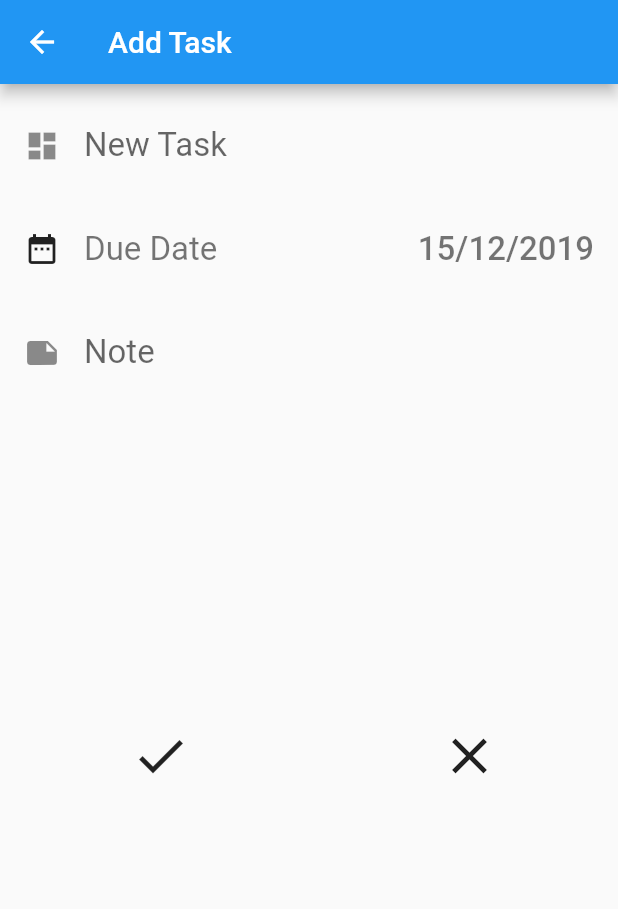
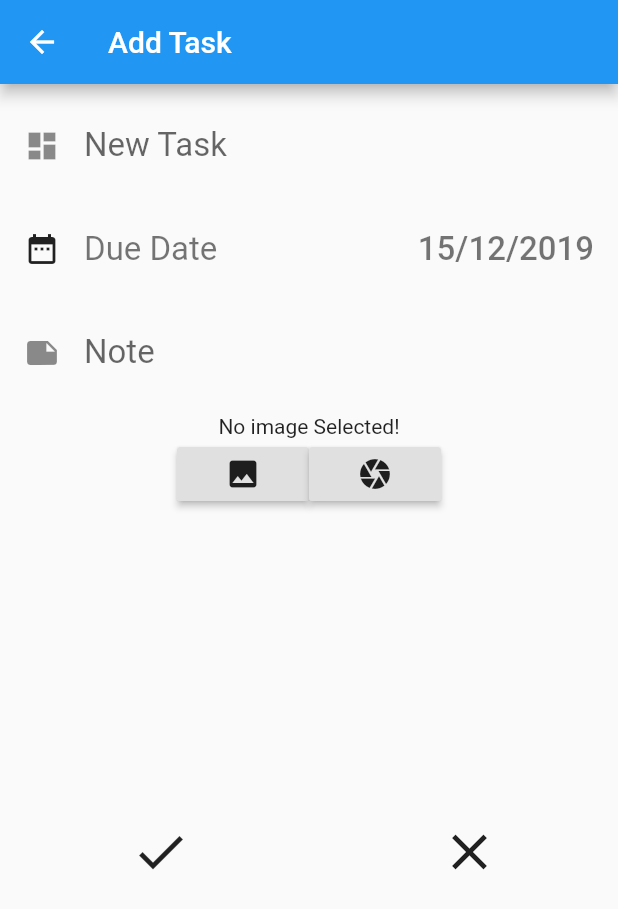
Before and after one commit to NaufalHafizi/Sample-firebase-CRUD, a Flutter app: the AddTask screen opened directly, on a phone screen of 412 x 824 dp. Shown: the top 909 px of the screen. Run offline on Flutter 3.47's test engine with Material 2 defaults, Android fonts, the phone set to English and light mode, and no system bars; our stand-ins replace cloud_firestore, image_picker; accounts and stored records are empty.

Commit message:
update 15/12

```diff
--- /dev/null
+++ b/lib/AddImage.dart
@@ -0,0 +1,99 @@
+import 'dart:io';
+import 'package:image_picker/image_picker.dart';
+import 'package:flutter/material.dart';
+import 'dart:async';
+import 'package:path_provider/path_provider.dart'; //resize image
+import 'package:image/image.dart' as Img; //resize image
+import 'dart:math' as Math;
+
+  File image;
+
+
+class UploadImage extends StatefulWidget {
+
+  @override
+  _UploadImageState createState() => _UploadImageState();
+}
+
+class _UploadImageState extends State<UploadImage> {
+
+
+  //tanpa resize
+  // Future getImageGallery() async{
+  //   var imageFile = await ImagePicker.pickImage(source: ImageSource.gallery);
+
+  //   setState(() {
+  //     image = imageFile;
+  //   });
+  // }
+
+    Future getImageGallery() async{
+      image = null;
+    var imageFile = await ImagePicker.pickImage(source: ImageSource.gallery);
+
+    final tempDir = await getTemporaryDirectory();
+    final path = tempDir.path;
+
+    int rand = new Math.Random().nextInt(100000);
+
+    Img.Image images = Img.decodeImage(imageFile.readAsBytesSync());
+    Img.Image smallerImg = Img.copyResize(images,width: 500);
+
+    var compressImg = new File("$path/image_$rand.jpg")
+    ..writeAsBytesSync(Img.encodeJpg(smallerImg, quality: 85));
+
+    setState(() {
+      image = compressImg;
+    });
+  }
+
+  Future getImageCamera() async{
+    image = null;
+    var imageFile = await ImagePicker.pickImage(source: ImageSource.camera);
+
+    final tempDir = await getTemporaryDirectory();
+    final path = tempDir.path;
+
+    int rand = new Math.Random().nextInt(100000);
+
+    Img.Image images = Img.decodeImage(imageFile.readAsBytesSync());
+    Img.Image smallerImg = Img.copyResize(images,width: 500);
+
+    var compressImg = new File("$path/image_$rand.jpg")
+    ..writeAsBytesSync(Img.encodeJpg(smallerImg, quality: 85));
+
+    setState(() {
+      image = compressImg;
+    });
+  }
+
+  @override
+  Widget build(BuildContext context) {
+    return Column(
+      children: <Widget>[
+        Center(
+          child: image == null
+          ? new Text('No image Selected!')
+          : new Container(
+              height: MediaQuery.of(context).size.width * 0.6,
+              width: MediaQuery.of(context).size.width * 0.6,
+              child:  Image.file(image,)
+            ),
+        ),
+        Row(
+          mainAxisAlignment: MainAxisAlignment.center,
+          children: <Widget>[
+            RaisedButton(
+              child: Icon(Icons.image),
+              onPressed: getImageGallery,
+            ),
+            RaisedButton(
+              child: Icon(Icons.camera),
+              onPressed: getImageCamera,
+            ),
+          ],
+        )
+      ],
+    );
+  }
+}
--- a/lib/addtask.dart
+++ b/lib/addtask.dart
@@ -1,4 +1,5 @@
 import 'package:cloud_firestore/cloud_firestore.dart';
+import 'package:firebase_crud/AddImage.dart';
 import 'package:flutter/material.dart';
 
 class AddTask extends StatefulWidget {
@@ -101,6 +102,7 @@ class _AddTaskState extends State<AddTask> {
                 style: TextStyle(fontSize: 22.0, color: Colors.black),
               ),
             ),
+            UploadImage(),
             Padding(
               padding: const EdgeInsets.only(top: 200),
               child: Row(
--- a/pubspec.yaml
+++ b/pubspec.yaml
@@ -24,6 +24,9 @@ dependencies:
   # Use with the CupertinoIcons class for iOS style icons.
   cupertino_icons: ^0.1.2
   cloud_firestore: ^0.12.9+6
+  image_picker: ^0.5.0
+  path_provider: "^0.4.1"
+  image: "^2.0.4"
 
 dev_dependencies:
   flutter_test:
```
Also changed, not shown: pubspec.lock, 1 other file.
